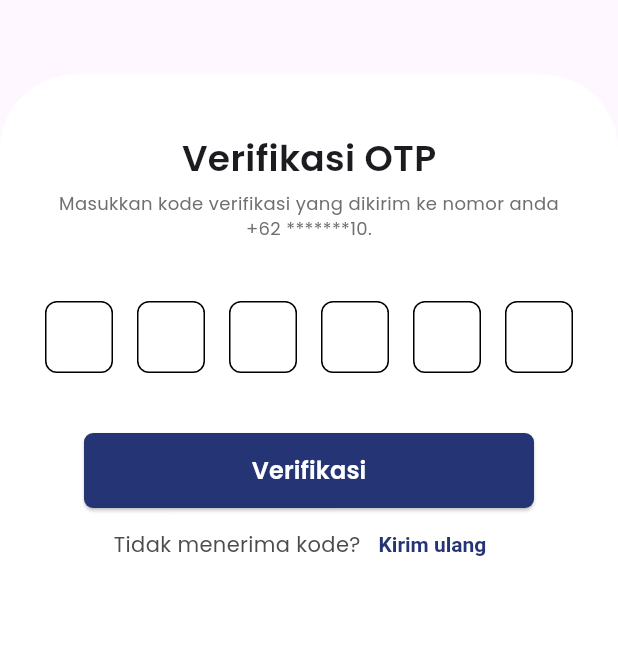
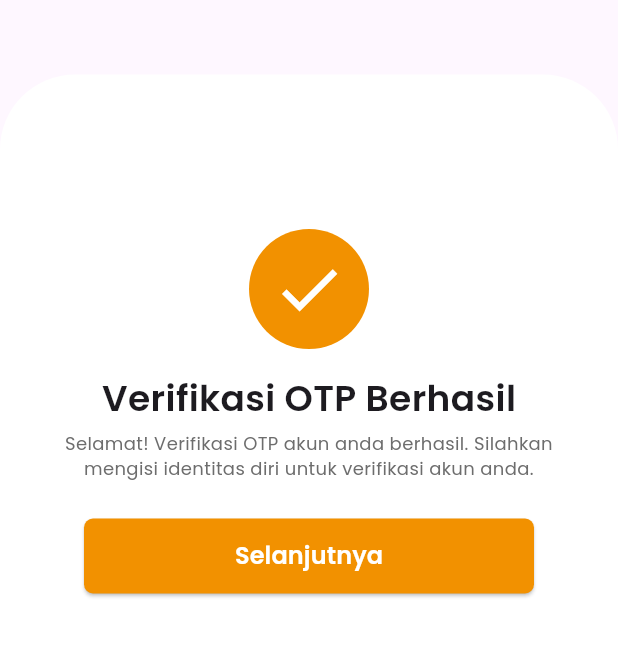
Before and after one commit to Azkhal20/HPP-Apps, a Flutter app: the Otp screen opened directly, after a tap on "Verifikasi", on a phone screen of 412 x 824 dp, the part 197-854 px from its top. Run offline on Flutter 3.47's test engine with Material 3 defaults, Android fonts, the phone set to English and light mode, and no system bars; drawn by our look-alikes of sms_autofill; our stand-ins replace firebase_auth, firebase_core, flutter_form_builder, form_builder_validators; accounts and stored records are empty.

Commit message:
change the file name and button color

```diff
--- a/lib/auth/forgot.dart
+++ b/lib/auth/forgot.dart
@@ -88,10 +88,10 @@ class ForgotPage extends StatelessWidget {
                       width: 360,
                       height: 50,
                       child: Padding(
-                        padding: const EdgeInsets.symmetric(horizontal: 32),
+                        padding: const EdgeInsets.symmetric(horizontal: 16),
                         child: ElevatedButton(
                           style: ElevatedButton.styleFrom(
-                            backgroundColor: Color(0xFF253475),
+                            backgroundColor: Color(0xFFF29100),
                             shape: RoundedRectangleBorder(
                             borderRadius: BorderRadius.circular(6),
                             ),
--- a/lib/auth/otp.dart
+++ b/lib/auth/otp.dart
@@ -1,5 +1,8 @@
 import 'package:flutter/material.dart';
+import 'package:hpp_tax_center/auth/otp_success.dart';
 import 'package:sms_autofill/sms_autofill.dart';
+import 'package:hpp_tax_center/auth/otp_success.dart';
+
 
 class Otp extends StatefulWidget {
   const Otp({super.key});
@@ -21,25 +24,25 @@ class _OtpState extends State<Otp> {
       body: SafeArea(
           child: SingleChildScrollView(
         child: Column(children: [
-          SizedBox(height: 50),
+          SizedBox(height: 70),
           Image.asset(
             'assets/images/logo-taxcenter.png',
             width: 209,
             height: 81,
           ),
-          SizedBox(height: 50),
+          SizedBox(height: 70),
           Container(
               clipBehavior: Clip.antiAliasWithSaveLayer,
-              height: 560,
+              height: 605,
               decoration: BoxDecoration(
                 borderRadius: BorderRadius.only(
                     topLeft: Radius.circular(50),
                     topRight: Radius.circular(50)),
-                color: Color(0xffFFFFFF),
+                color: Color.fromARGB(255, 255, 255, 255),
               ),
               child: Column(
                 children: [
-                  SizedBox(height: 38),
+                  SizedBox(height: 50),
                   Text('Verifikasi OTP',
                       style:
                           TextStyle(fontWeight: FontWeight.w600, fontSize: 24)),
@@ -58,7 +61,7 @@ class _OtpState extends State<Otp> {
                   ),
 
                   // INPUT OTP
-                  SizedBox(height: 40),
+                  SizedBox(height: 50),
                   Container(
                     child: Padding(
                       padding: const EdgeInsets.symmetric(horizontal: 30),
@@ -82,21 +85,26 @@ class _OtpState extends State<Otp> {
                   // END INPUT OTP
 
                   // VERIFIKASI BUTTON
-                  SizedBox(height: 40),
+                  SizedBox(height: 50),
                   Container(
                     width: 360,
                     height: 50,
                     child: Padding(
-                      padding: const EdgeInsets.symmetric(horizontal: 30),
+                      padding: const EdgeInsets.symmetric(horizontal: 14),
                       child: ElevatedButton(
                         style: ElevatedButton.styleFrom(
-                          backgroundColor: Color(0xFF253475),
+                          backgroundColor: Color(0xFFF29100),
                           shape: RoundedRectangleBorder(
                             borderRadius: BorderRadius.circular(6),
                           ),
                         ),
                         key: Key('verif'),
                         onPressed: () {
+                          Navigator.pushReplacement(
+                              context,
+                              MaterialPageRoute(
+                                  builder: (context) => OtpSuccess()));
+
                           // if (_formKey.currentState!.validate()) {
                           //   ScaffoldMessenger.of(context).showSnackBar(
                           //     const SnackBar(content: Text('Processing Data')),
@@ -139,7 +147,7 @@ class _OtpState extends State<Otp> {
                         child: Text(
                             style: TextStyle(
                               fontWeight: FontWeight.w600,
-                              color: Color(0xFF253475),
+                              color: Color(0xFFF29100),
                             ),
                             'Kirim ulang'),
                       ),
--- /dev/null
+++ b/lib/auth/otp_success.dart
@@ -0,0 +1,99 @@
+import 'package:flutter/material.dart';
+import 'package:hpp_tax_center/auth/login.dart';
+import 'package:hpp_tax_center/view/persediaan_awal.dart';
+
+class OtpSuccess extends StatelessWidget {
+  const OtpSuccess({super.key});
+
+  @override
+  Widget build(BuildContext context) {
+    return Scaffold(
+        body: SafeArea(
+            child: SingleChildScrollView(
+      child: Column(
+        children: [
+          SizedBox(height: 50),
+          Image.asset(
+            'assets/images/logo-taxcenter.png',
+            width: 209,
+            height: 81,
+          ),
+          SizedBox(height: 50),
+          Container(
+            clipBehavior: Clip.antiAliasWithSaveLayer,
+            height: 640,
+            decoration: BoxDecoration(
+              borderRadius: BorderRadius.only(
+                  topLeft: Radius.circular(50), topRight: Radius.circular(50)),
+              color: const Color.fromARGB(255, 255, 255, 255),
+            ),
+            child: Column(children: [
+              SizedBox(height: 103),
+
+              Center(
+                child: Container(
+                  width: 80,
+                  height: 80,
+                  decoration: BoxDecoration(
+                    borderRadius: BorderRadius.all(Radius.circular(100)),
+                    color: Color(0xffF29100),
+                  ),
+                  child: Icon(Icons.check, color: Colors.white, size: 50),
+                ),
+              ),
+              SizedBox(
+                height: 15,
+              ),
+              Text('Verifikasi OTP Berhasil',
+                  style: TextStyle(fontWeight: FontWeight.w600, fontSize: 24)),
+              SizedBox(height: 5),
+              Padding(
+                padding: const EdgeInsets.symmetric(horizontal: 32),
+                child: Text(
+                  style: TextStyle(
+                    fontSize: 12,
+                    fontWeight: FontWeight.w500,
+                    color: const Color.fromARGB(255, 109, 109, 109),
+                  ),
+                  'Selamat! Verifikasi OTP akun anda berhasil. Silahkan mengisi identitas diri untuk verifikasi akun anda.',
+                  textAlign: TextAlign.center,
+                ),
+              ),
+              SizedBox(height: 25),
+
+              // VERIFIKASI BUTTON
+              Container(
+                width: 360,
+                height: 50,
+                child: Padding(
+                  padding: const EdgeInsets.symmetric(horizontal: 30),
+                  child: ElevatedButton(
+                    style: ElevatedButton.styleFrom(
+                      backgroundColor: Color(0xFFF29100),
+                      shape: RoundedRectangleBorder(
+                        borderRadius: BorderRadius.circular(6),
+                      ),
+                    ),
+                    onPressed: () {
+                      Navigator.pushReplacement(context,
+                          MaterialPageRoute(builder: (context) => LoginPage()));
+                    },
+                    child: Text(
+                      style: TextStyle(
+                        color: Colors.white,
+                        fontWeight: FontWeight.w600,
+                        fontSize: 16,
+                      ),
+                      'Selanjutnya',
+                    ),
+                  ),
+                ),
+              ),
+              // END VERIFIKASI BUTTON
+            ]),
+          ),
+        ],
+      ),
+    )));
+  }
+}
--- a/lib/auth/reset.dart
+++ b/lib/auth/reset.dart
@@ -132,10 +132,10 @@ class ResetPage extends StatelessWidget {
                       width: 360,
                       height: 50,
                       child: Padding(
-                        padding: const EdgeInsets.symmetric(horizontal: 32),
+                        padding: const EdgeInsets.symmetric(horizontal: 16),
                         child: ElevatedButton(
                           style: ElevatedButton.styleFrom(
-                            backgroundColor: Color(0xFF253475),
+                            backgroundColor: Color(0xFFF29100),
                             shape: RoundedRectangleBorder(
                             borderRadius: BorderRadius.circular(6),
                             ),
--- a/lib/provider/auth_provider.dart
+++ b/lib/provider/auth_provider.dart
@@ -9,6 +9,9 @@ class AuthProvider extends ChangeNotifier {
   var islogin = true;
   var enteredEmail = '';
   var enteredPassword = '';
+  var enteredUsername = '';
+  var enteredPhoneNumber = '';
+
   void submit() async {
     final isValid = form.currentState!.validate();
 
--- a/lib/view/splash.view.dart
+++ b/lib/view/splash_view.dart
@@ -1,5 +1,5 @@
 import 'package:flutter/material.dart';
-import 'package:hpp_tax_center/auth/regist.page.dart';
+import 'package:hpp_tax_center/auth/regist_page.dart';
 import 'package:hpp_tax_center/auth/login.dart';
 
 class SplashView extends StatelessWidget {
@@ -51,7 +51,7 @@ class SplashView extends StatelessWidget {
                   height: 50,
                   child: TextButton(
                     style: TextButton.styleFrom(
-                      backgroundColor: Color(0xffF253475),
+                      backgroundColor: Color(0xffF29100),
                       shape: RoundedRectangleBorder(
                       borderRadius: BorderRadius.circular(6),
                       ),
@@ -87,7 +87,7 @@ class SplashView extends StatelessWidget {
                     child: Text(
                       "Daftar",
                       style: TextStyle(
-                        color: Color(0xff253475),
+                        color: Color(0xffF29100),
                         fontSize: 16,
                         fontWeight: FontWeight.w600,
                         fontFamily: 'Poppins',
```
Also changed, not shown: lib/auth/login.dart (+28 -22 lines), lib/auth/regist_page.dart (renamed from lib/auth/regist.page.dart, +7 -7 lines), lib/main.dart (+4 -3 lines), lib/view/persediaan_awal.dart (renamed from lib/view/persediaan.awal.dart), 1 other file.
